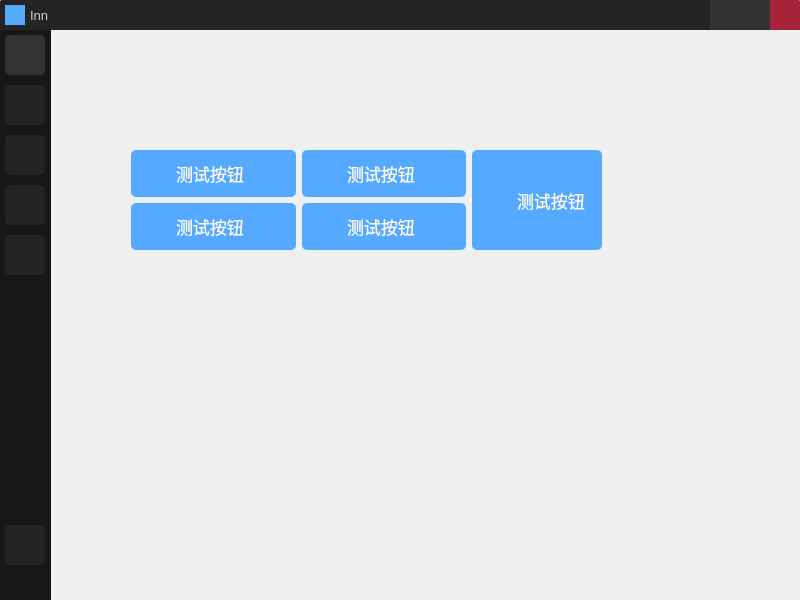
zyxeeker/Inn-client, file mainwindow.ui: the form before one commit.
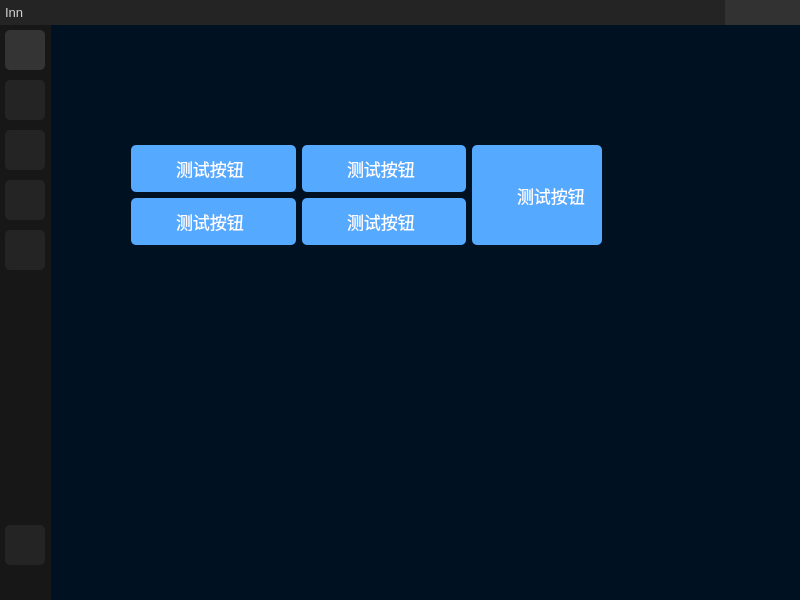
The form after the commit. Icons and pictures are not drawn.

Commit message: 🛠[update]UI调整

The edit to the form file:
```diff
--- a/mainwindow.ui
+++ b/mainwindow.ui
@@ -44,6 +44,9 @@
         <height>570</height>
        </size>
       </property>
+      <property name="styleSheet">
+       <string notr="true">background-color: rgb(0, 17, 34);</string>
+      </property>
       <layout class="QGridLayout" name="gridLayout_3">
        <property name="leftMargin">
         <number>0</number>
@@ -917,20 +920,18 @@
       <property name="minimumSize">
        <size>
         <width>0</width>
-        <height>30</height>
+        <height>25</height>
        </size>
       </property>
       <property name="maximumSize">
        <size>
         <width>16777215</width>
-        <height>30</height>
+        <height>25</height>
        </size>
       </property>
       <property name="styleSheet">
        <string notr="true">#title{
 background-color: rgb(36, 36, 36);
-border-top-right-radius:2px;
-border-top-left-radius:2px;
 }</string>
       </property>
       <layout class="QGridLayout" name="gridLayout">
@@ -954,56 +955,18 @@
          <property name="spacing">
           <number>0</number>
          </property>
-         <item>
-          <widget class="QLabel" name="icon">
-           <property name="minimumSize">
-            <size>
-             <width>20</width>
-             <height>20</height>
-            </size>
-           </property>
-           <property name="maximumSize">
-            <size>
-             <width>20</width>
-             <height>20</height>
-            </size>
-           </property>
-           <property name="styleSheet">
-            <string notr="true">background-color: rgb(85, 170, 255);</string>
-           </property>
-           <property name="text">
-            <string/>
-           </property>
-          </widget>
-         </item>
-         <item>
-          <spacer name="horizontalSpacer_10">
-           <property name="orientation">
-            <enum>Qt::Horizontal</enum>
-           </property>
-           <property name="sizeType">
-            <enum>QSizePolicy::Minimum</enum>
-           </property>
-           <property name="sizeHint" stdset="0">
-            <size>
-             <width>5</width>
-             <height>20</height>
-            </size>
-           </property>
-          </spacer>
-         </item>
          <item>
           <widget class="QLabel" name="text">
            <property name="minimumSize">
             <size>
              <width>0</width>
-             <height>20</height>
+             <height>15</height>
             </size>
            </property>
            <property name="maximumSize">
             <size>
              <width>16777215</width>
-             <height>20</height>
+             <height>25</height>
             </size>
            </property>
            <property name="font">
@@ -1037,14 +1000,14 @@
           <widget class="QPushButton" name="hideBtn">
            <property name="minimumSize">
             <size>
-             <width>30</width>
-             <height>30</height>
+             <width>25</width>
+             <height>25</height>
             </size>
            </property>
            <property name="maximumSize">
             <size>
-             <width>30</width>
-             <height>30</height>
+             <width>25</width>
+             <height>25</height>
             </size>
            </property>
            <property name="styleSheet">
@@ -1080,14 +1043,14 @@
           <widget class="QPushButton" name="fullScreenBtn">
            <property name="minimumSize">
             <size>
-             <width>30</width>
-             <height>30</height>
+             <width>25</width>
+             <height>25</height>
             </size>
            </property>
            <property name="maximumSize">
             <size>
-             <width>30</width>
-             <height>30</height>
+             <width>25</width>
+             <height>25</height>
             </size>
            </property>
            <property name="styleSheet">
@@ -1123,20 +1086,20 @@
           <widget class="QPushButton" name="closeBtn">
            <property name="minimumSize">
             <size>
-             <width>30</width>
-             <height>30</height>
+             <width>25</width>
+             <height>25</height>
             </size>
            </property>
            <property name="maximumSize">
             <size>
-             <width>30</width>
-             <height>30</height>
+             <width>25</width>
+             <height>25</height>
             </size>
            </property>
            <property name="styleSheet">
             <string notr="true">QPushButton{
-border-top-right-radius:2px;
-background-color:rgb(167, 35, 58);
+border-radius:none;
+background-color:rgba(65, 65, 65, 120);
 }
 
 QPushButton:hover {
```
Left out of the diff: 6 changed lines with no effect on the pictures. The commit also changes 2 other files.
